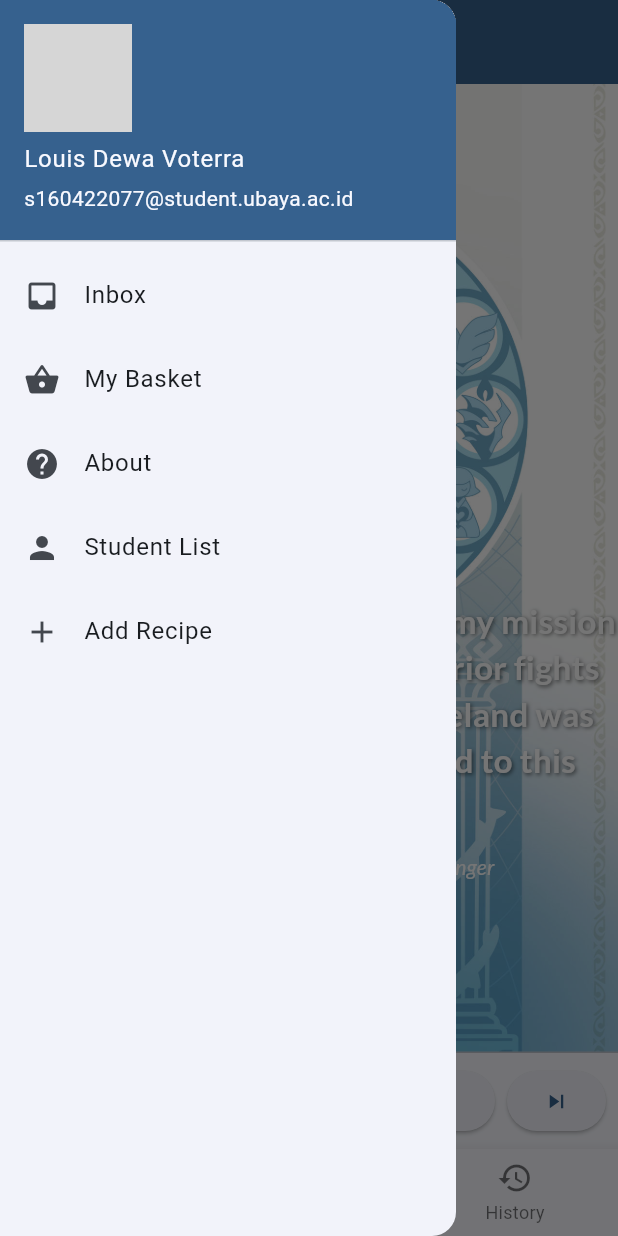
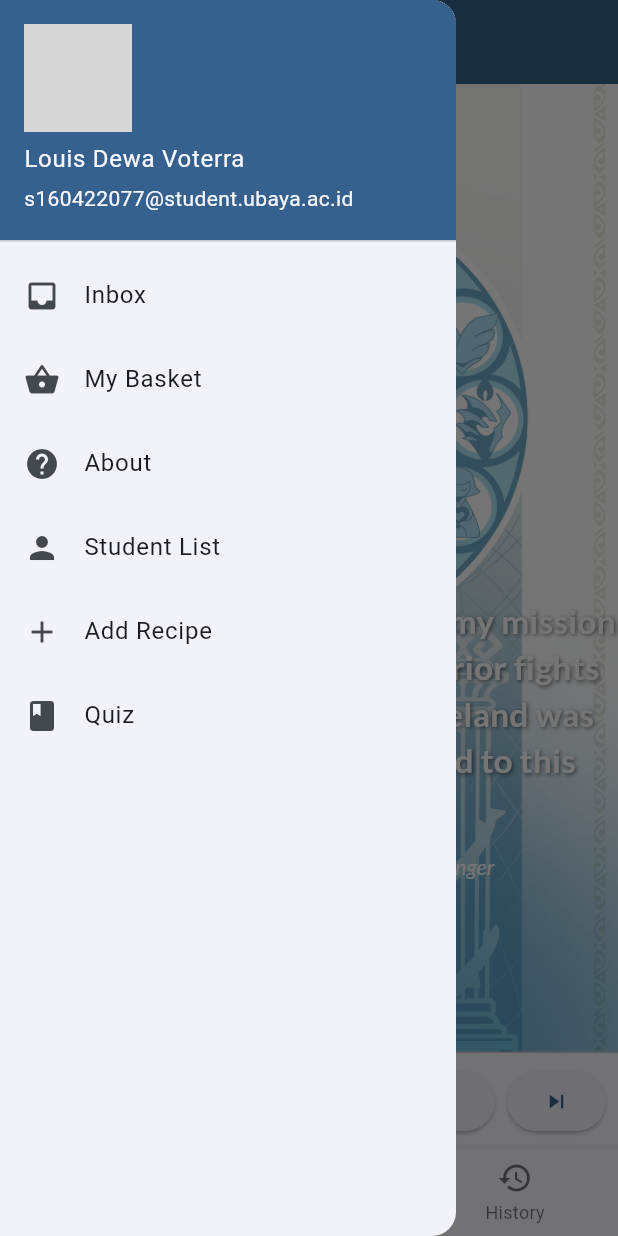
Before and after one commit to LouisVoterra/emergingtech_gasal2425, a Flutter app: the screen it shows after launch, with the side drawer open, on a phone screen of 412 x 824 dp. Run offline on Flutter 3.47's test engine with Material 3 defaults, Android fonts, the phone set to English and light mode, and no system bars; our stand-ins replace google_fonts; network calls fail; grey boxes are pictures that could not be loaded.

Commit message:
week 5 sementara

```diff
--- a/lib/main.dart
+++ b/lib/main.dart
@@ -1,3 +1,4 @@
+import 'package:emergingtech_gasal2425_louis/Quiz.dart';
 import 'package:emergingtech_gasal2425_louis/about.dart';
 import 'package:emergingtech_gasal2425_louis/class/addrecipe.dart';
 import 'package:flutter/material.dart';
@@ -29,6 +30,7 @@
         'basket': (context) => Basket(), //disini juga, tapi karena isi basket ada yang mau di ubah, jadi const diilangi
         'StudentList': (context) => const StudentList(),
         'AddRecipes': (context) => const AddRecipe(),
+        'Quiz': (context) => const Quiz(),
         },
       home: const MyHomePage(title: 'Flutter Demo Home Page'),
     );
@@ -159,6 +161,14 @@
                 );
               },
             ),
+            ListTile(
+              title: Text("Quiz"),
+              leading: Icon(Icons.book),
+              onTap: () {
+                Navigator.pushNamed(context, "Quiz"
+                );
+              },
+            ),
           ],
         ),
       ),
```
Also changed, not shown: lib/Quiz.dart (+50 -9 lines).
